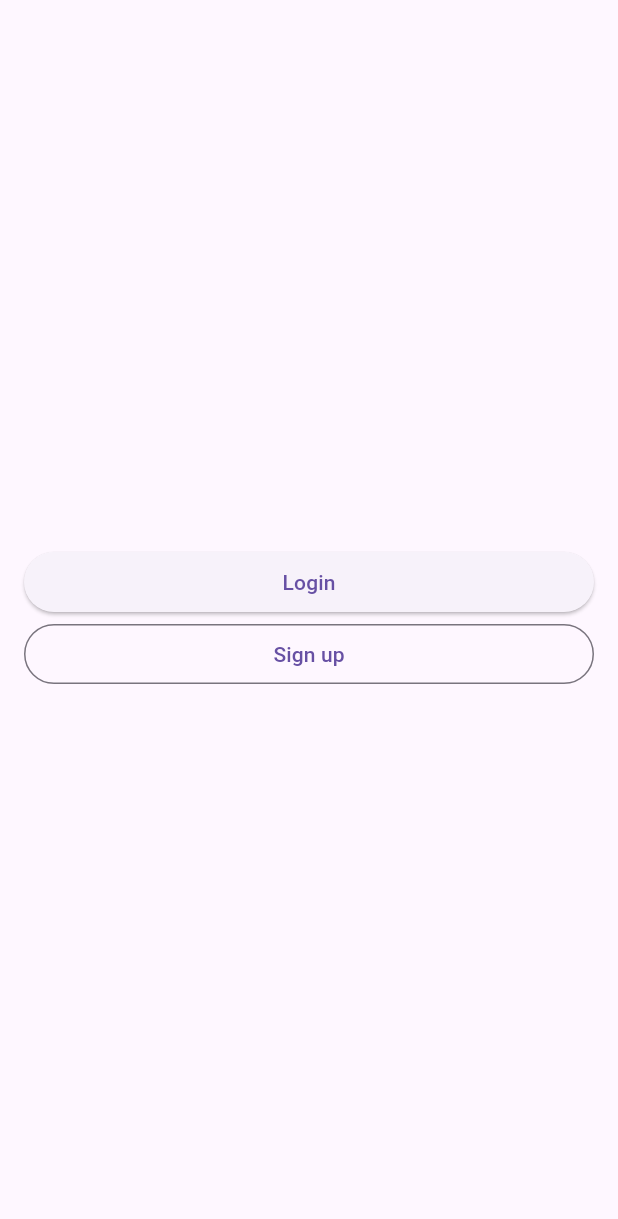
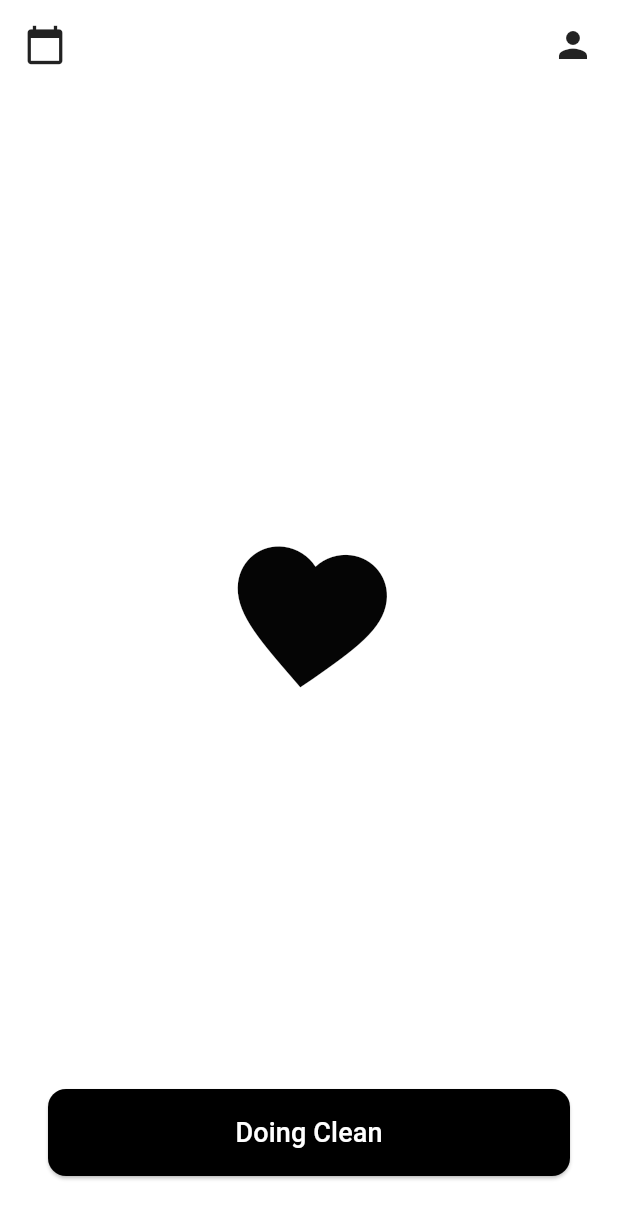
Before and after one commit to mainsprout/mind-laundromat-frontend, a Flutter app: the screen it shows after launch, on a phone screen of 412 x 824 dp. Shown: the top 1219 px of the screen. Run offline on Flutter 3.47's test engine with Material 3 defaults, Android fonts, the phone set to English and light mode, and no system bars.

Commit message:
create login, home

```diff
--- a/lib/main.dart
+++ b/lib/main.dart
@@ -1,11 +1,27 @@
 import 'package:flutter/material.dart';
 import 'package:mind_laundromat/login/init_screen.dart';
+import 'screens/login_screen.dart';
+import 'screens/home_screen.dart';
 
-void main(){
-  runApp(
-    MaterialApp(
-      debugShowCheckedModeBanner: false,
-      home: InitScreen()
-    )
-  );
+void main() {
+  runApp(const MyApp());
 }
+
+class MyApp extends StatelessWidget {
+  const MyApp({super.key});
+
+  @override
+  Widget build(BuildContext context) {
+    return MaterialApp(
+      title: 'Login Screen',
+      theme: ThemeData(
+        primarySwatch: Colors.blue,
+      ),
+      home: const HomeScreen(),
+      routes: {
+        '/home': (context) => HomeScreen(),
+        '/login': (context) => LoginScreen(),
+      },
+    );
+  }
+}
--- /dev/null
+++ b/lib/screens/home_screen.dart
@@ -0,0 +1,104 @@
+import 'package:flutter/material.dart';
+import 'dart:math';
+
+class HomeScreen extends StatefulWidget {
+  const HomeScreen({super.key});
+
+  @override
+  State<HomeScreen> createState() => _HomeScreenState();
+}
+
+class _HomeScreenState extends State<HomeScreen> with SingleTickerProviderStateMixin {
+  late AnimationController _controller;
+  late Animation<double> _rotationAnimation;
+  late Animation<Color?> _colorAnimation;
+
+  @override
+  void initState() {
+    super.initState();
+
+    _controller = AnimationController(
+      duration: const Duration(seconds: 2),
+      vsync: this,
+    )..repeat(reverse: true); // 계속 반복
+
+    _rotationAnimation = Tween<double>(begin: 0, end: 2 * pi).animate(
+      CurvedAnimation(parent: _controller, curve: Curves.easeInOut),
+    );
+
+    _colorAnimation = ColorTween(begin: Colors.black, end: Colors.white).animate(
+      CurvedAnimation(parent: _controller, curve: Curves.easeInOut),
+    );
+  }
+
+  @override
+  void dispose() {
+    _controller.dispose();
+    super.dispose();
+  }
+
+  @override
+  Widget build(BuildContext context) {
+    return Scaffold(
+      backgroundColor: Colors.white,
+      body: SafeArea(
+        child: Stack(
+          children: [
+            // 상단 아이콘
+            Positioned(
+              top: 16,
+              left: 16,
+              child: Icon(Icons.calendar_today, size: 28),
+            ),
+            Positioned(
+              top: 16,
+              right: 16,
+              child: Icon(Icons.person, size: 28),
+            ),
+
+            // 중앙 회전 하트 애니메이션
+            Center(
+              child: AnimatedBuilder(
+                animation: _controller,
+                builder: (context, child) {
+                  return Transform.rotate(
+                    angle: _rotationAnimation.value,
+                    child: Icon(
+                      Icons.favorite,
+                      size: 120,
+                      color: _colorAnimation.value,
+                    ),
+                  );
+                },
+              ),
+            ),
+
+            // 하단 버튼
+            Positioned(
+              bottom: 40,
+              left: 32,
+              right: 32,
+              child: ElevatedButton(
+                onPressed: () {
+                  // Doing Clean 버튼 동작
+                },
+                style: ElevatedButton.styleFrom(
+                  padding: const EdgeInsets.symmetric(vertical: 16),
+                  shape: RoundedRectangleBorder(
+                    borderRadius: BorderRadius.circular(12),
+                  ),
+                  backgroundColor: Colors.black,
+                  foregroundColor: Colors.white,
+                ),
+                child: const Text(
+                  'Doing Clean',
+                  style: TextStyle(fontSize: 18),
+                ),
+              ),
+            ),
+          ],
+        ),
+      ),
+    );
+  }
+}
--- a/pubspec.yaml
+++ b/pubspec.yaml
@@ -58,9 +58,8 @@ flutter:
   uses-material-design: true
 
   # To add assets to your application, add an assets section, like this:
-  # assets:
-  #   - images/a_dot_burr.jpeg
-  #   - images/a_dot_ham.jpeg
+  assets:
+    - assets/logo.png
 
   # An image asset can refer to one or more resolution-specific "variants", see
   # https://flutter.dev/to/resolution-aware-images
```
Also changed, not shown: lib/screens/login_screen.dart (added, +70 -0 lines).
